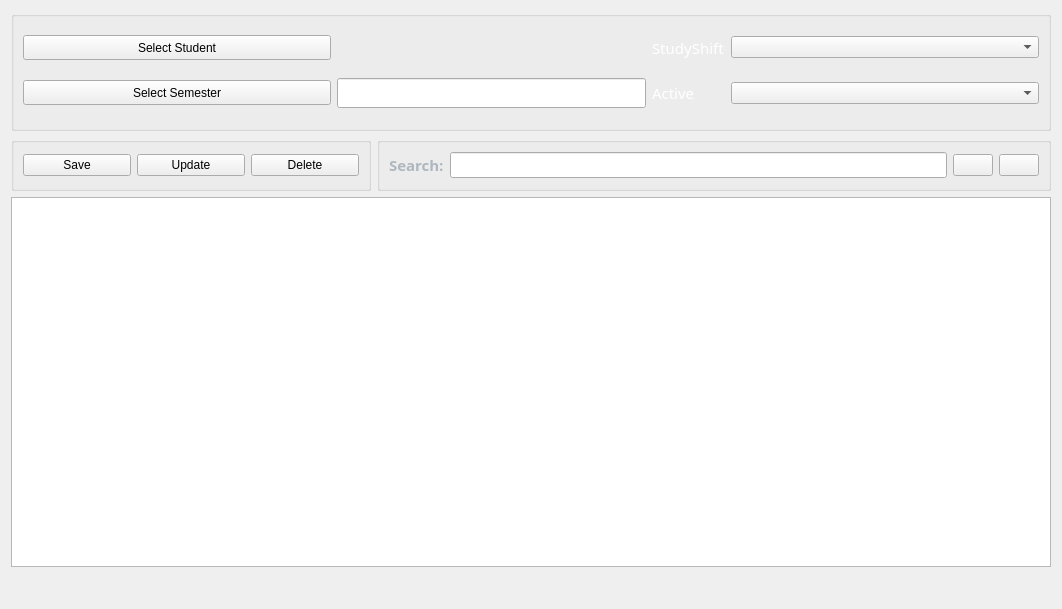
Old version of the form Views/Templates/FrmStudent.ui in the repository JE8879/Python-School-Administration.
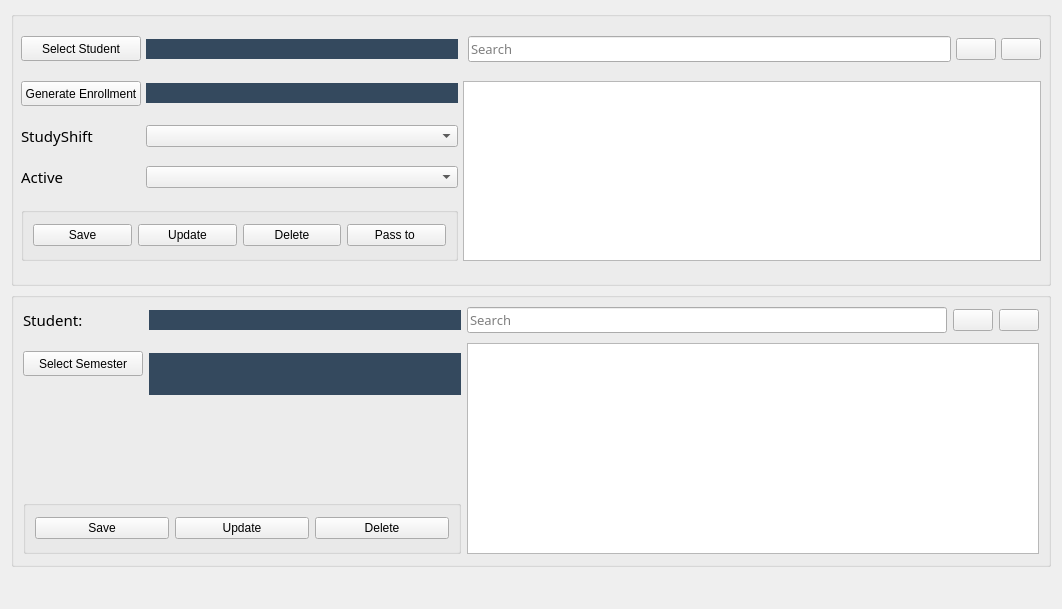
New version of the form. Icons and pictures are not drawn.

Diff of the .ui file:
```diff
--- a/Views/Templates/FrmStudent.ui
+++ b/Views/Templates/FrmStudent.ui
@@ -10,96 +10,24 @@
     <height>609</height>
    </rect>
   </property>
+  <property name="sizePolicy">
+   <sizepolicy hsizetype="Expanding" vsizetype="Expanding">
+    <horstretch>0</horstretch>
+    <verstretch>0</verstretch>
+   </sizepolicy>
+  </property>
   <property name="windowTitle">
    <string>Form</string>
   </property>
-  <layout class="QGridLayout" name="gridLayout_2">
-   <item row="2" column="0" colspan="2">
-    <widget class="QTableWidget" name="TableStudents"/>
-   </item>
-   <item row="1" column="0">
-    <widget class="QGroupBox" name="groupBoxTwo">
-     <property name="minimumSize">
-      <size>
-       <width>360</width>
-       <height>54</height>
-      </size>
-     </property>
-     <property name="title">
-      <string/>
-     </property>
-     <layout class="QGridLayout" name="gridLayout_3">
-      <property name="bottomMargin">
-       <number>9</number>
-      </property>
-      <property name="spacing">
-       <number>6</number>
-      </property>
-      <item row="0" column="0">
-       <widget class="QPushButton" name="BtnSave">
-        <property name="styleSheet">
-         <string notr="true"/>
-        </property>
-        <property name="text">
-         <string>Save</string>
-        </property>
-        <property name="icon">
-         <iconset>
-          <normaloff>../../Assets/Images/IMG-Save.png</normaloff>../../Assets/Images/IMG-Save.png</iconset>
-        </property>
-        <property name="iconSize">
-         <size>
-          <width>32</width>
-          <height>32</height>
-         </size>
-        </property>
-       </widget>
-      </item>
-      <item row="0" column="1">
-       <widget class="QPushButton" name="BtnUpdate">
-        <property name="styleSheet">
-         <string notr="true"/>
-        </property>
-        <property name="text">
-         <string>Update</string>
-        </property>
-        <property name="icon">
-         <iconset>
-          <normaloff>../../Assets/Images/IMG-Update.png</normaloff>../../Assets/Images/IMG-Update.png</iconset>
-        </property>
-        <property name="iconSize">
-         <size>
-          <width>32</width>
-          <height>32</height>
-         </size>
-        </property>
-       </widget>
-      </item>
-      <item row="0" column="2">
-       <widget class="QPushButton" name="BtnDelete">
-        <property name="styleSheet">
-         <string notr="true"/>
-        </property>
-        <property name="text">
-         <string>Delete</string>
-        </property>
-        <property name="icon">
-         <iconset>
-          <normaloff>../../Assets/Images/IMG-Delete.png</normaloff>../../Assets/Images/IMG-Delete.png</iconset>
-        </property>
-        <property name="iconSize">
-         <size>
-          <width>32</width>
-          <height>32</height>
-         </size>
-        </property>
-       </widget>
-      </item>
-     </layout>
-    </widget>
-   </item>
-   <item row="0" column="0" colspan="2">
+  <layout class="QGridLayout" name="gridLayout_6">
+   <item row="0" column="0">
     <widget class="QGroupBox" name="groupBoxOne">
+     <property name="sizePolicy">
+      <sizepolicy hsizetype="Minimum" vsizetype="Preferred">
+       <horstretch>0</horstretch>
+       <verstretch>0</verstretch>
+      </sizepolicy>
+     </property>
      <property name="minimumSize">
       <size>
        <width>1040</width>
@@ -110,41 +38,293 @@
       <string/>
      </property>
      <layout class="QGridLayout" name="gridLayout">
+      <property name="leftMargin">
+       <number>7</number>
+      </property>
       <property name="topMargin">
        <number>0</number>
       </property>
       <property name="rightMargin">
-       <number>9</number>
+       <number>7</number>
       </property>
       <property name="bottomMargin">
        <number>0</number>
       </property>
       <property name="horizontalSpacing">
-       <number>6</number>
+       <number>5</number>
       </property>
       <property name="verticalSpacing">
        <number>0</number>
       </property>
-      <item row="0" column="1">
+      <item row="7" column="0" colspan="2">
+       <widget class="QGroupBox" name="groupBoxTwo">
+        <property name="sizePolicy">
+         <sizepolicy hsizetype="Expanding" vsizetype="Fixed">
+          <horstretch>0</horstretch>
+          <verstretch>0</verstretch>
+         </sizepolicy>
+        </property>
+        <property name="minimumSize">
+         <size>
+          <width>360</width>
+          <height>54</height>
+         </size>
+        </property>
+        <property name="title">
+         <string/>
+        </property>
+        <layout class="QGridLayout" name="gridLayout_2">
+         <item row="0" column="2">
+          <widget class="QPushButton" name="BtnDelete">
+           <property name="styleSheet">
+            <string notr="true"/>
+           </property>
+           <property name="text">
+            <string>Delete</string>
+           </property>
+           <property name="icon">
+            <iconset>
+             <normaloff>../../Assets/Images/IMG-Delete.png</normaloff>../../Assets/Images/IMG-Delete.png</iconset>
+           </property>
+           <property name="iconSize">
+            <size>
+             <width>32</width>
+             <height>32</height>
+            </size>
+           </property>
+          </widget>
+         </item>
+         <item row="0" column="3">
+          <widget class="QPushButton" name="BtnPassStudent">
+           <property name="styleSheet">
+            <string notr="true"/>
+           </property>
+           <property name="text">
+            <string>Pass to </string>
+           </property>
+           <property name="icon">
+            <iconset>
+             <normaloff>../../Assets/Images/IMG-Pass.png</normaloff>../../Assets/Images/IMG-Pass.png</iconset>
+           </property>
+           <property name="iconSize">
+            <size>
+             <width>32</width>
+             <height>32</height>
+            </size>
+           </property>
+          </widget>
+         </item>
+         <item row="0" column="0">
+          <widget class="QPushButton" name="BtnSave">
+           <property name="styleSheet">
+            <string notr="true"/>
+           </property>
+           <property name="text">
+            <string>Save</string>
+           </property>
+           <property name="icon">
+            <iconset>
+             <normaloff>../../Assets/Images/IMG-Save.png</normaloff>../../Assets/Images/IMG-Save.png</iconset>
+           </property>
+           <property name="iconSize">
+            <size>
+             <width>32</width>
+             <height>32</height>
+            </size>
+           </property>
+          </widget>
+         </item>
+         <item row="0" column="1">
+          <widget class="QPushButton" name="BtnUpdateStudent">
+           <property name="text">
+            <string>Update</string>
+           </property>
+           <property name="icon">
+            <iconset>
+             <normaloff>../../Assets/Images/IMG-Update.png</normaloff>../../Assets/Images/IMG-Update.png</iconset>
+           </property>
+           <property name="iconSize">
+            <size>
+             <width>32</width>
+             <height>32</height>
+            </size>
+           </property>
+          </widget>
+         </item>
+        </layout>
+       </widget>
+      </item>
+      <item row="6" column="1">
+       <widget class="QComboBox" name="CboActive">
+        <property name="sizePolicy">
+         <sizepolicy hsizetype="Minimum" vsizetype="Fixed">
+          <horstretch>0</horstretch>
+          <verstretch>0</verstretch>
+         </sizepolicy>
+        </property>
+       </widget>
+      </item>
+      <item row="3" column="3">
+       <widget class="QLineEdit" name="textSearch">
+        <property name="font">
+         <font>
+          <family>Century Gothic</family>
+          <pointsize>10</pointsize>
+         </font>
+        </property>
+        <property name="styleSheet">
+         <string notr="true"/>
+        </property>
+        <property name="placeholderText">
+         <string>Search</string>
+        </property>
+       </widget>
+      </item>
+      <item row="3" column="4">
+       <widget class="QPushButton" name="BtnFiltersStudent">
+        <property name="styleSheet">
+         <string notr="true"/>
+        </property>
+        <property name="text">
+         <string/>
+        </property>
+        <property name="icon">
+         <iconset>
+          <normaloff>../../Assets/Images/IMG-Filter.png</normaloff>../../Assets/Images/IMG-Filter.png</iconset>
+        </property>
+        <property name="iconSize">
+         <size>
+          <width>32</width>
+          <height>32</height>
+         </size>
+        </property>
+       </widget>
+      </item>
+      <item row="4" column="0">
+       <widget class="QPushButton" name="BtnGenerateEnrollment">
+        <property name="minimumSize">
+         <size>
+          <width>0</width>
+          <height>25</height>
+         </size>
+        </property>
+        <property name="text">
+         <string>Generate Enrollment</string>
+        </property>
+       </widget>
+      </item>
+      <item row="3" column="0">
+       <widget class="QPushButton" name="BtnSelectStudent">
+        <property name="sizePolicy">
+         <sizepolicy hsizetype="Minimum" vsizetype="Fixed">
+          <horstretch>0</horstretch>
+          <verstretch>0</verstretch>
+         </sizepolicy>
+        </property>
+        <property name="minimumSize">
+         <size>
+          <width>120</width>
+          <height>25</height>
+         </size>
+        </property>
+        <property name="text">
+         <string>Select Student</string>
+        </property>
+       </widget>
+      </item>
+      <item row="6" column="0">
+       <widget class="QLabel" name="label_3">
+        <property name="font">
+         <font>
+          <family>Century Gothic</family>
+          <pointsize>11</pointsize>
+         </font>
+        </property>
+        <property name="styleSheet">
+         <string notr="true"/>
+        </property>
+        <property name="text">
+         <string>Active</string>
+        </property>
+       </widget>
+      </item>
+      <item row="3" column="1">
        <widget class="QLabel" name="LblStudent">
+        <property name="sizePolicy">
+         <sizepolicy hsizetype="Minimum" vsizetype="Fixed">
+          <horstretch>0</horstretch>
+          <verstretch>0</verstretch>
+         </sizepolicy>
+        </property>
         <property name="font">
          <font>
           <family>Century Gothic</family>
           <pointsize>11</pointsize>
          </font>
         </property>
+        <property name="styleSheet">
+         <string notr="true">background-color: rgb(52, 73, 94);</string>
+        </property>
+        <property name="text">
+         <string/>
+        </property>
+        <property name="alignment">
+         <set>Qt::AlignCenter</set>
+        </property>
+       </widget>
+      </item>
+      <item row="4" column="1">
+       <widget class="QLabel" name="LblEnrollment">
+        <property name="sizePolicy">
+         <sizepolicy hsizetype="Minimum" vsizetype="Fixed">
+          <horstretch>0</horstretch>
+          <verstretch>0</verstretch>
+         </sizepolicy>
+        </property>
+        <property name="minimumSize">
+         <size>
+          <width>312</width>
+          <height>0</height>
+         </size>
+        </property>
+        <property name="font">
+         <font>
+          <family>Century Gothic</family>
+          <pointsize>11</pointsize>
+         </font>
+        </property>
+        <property name="styleSheet">
+         <string notr="true">background-color: rgb(52, 73, 94);</string>
+        </property>
+        <property name="text">
+         <string/>
+        </property>
+        <property name="alignment">
+         <set>Qt::AlignCenter</set>
+        </property>
+       </widget>
+      </item>
+      <item row="3" column="5">
+       <widget class="QPushButton" name="BtnClearFilters">
         <property name="styleSheet">
          <string notr="true"/>
         </property>
         <property name="text">
          <string/>
         </property>
-        <property name="alignment">
-         <set>Qt::AlignCenter</set>
+        <property name="icon">
+         <iconset>
+          <normaloff>../../Assets/Images/IMG-ClearSelection.png</normaloff>../../Assets/Images/IMG-ClearSelection.png</iconset>
+        </property>
+        <property name="iconSize">
+         <size>
+          <width>32</width>
+          <height>32</height>
+         </size>
         </property>
        </widget>
       </item>
-      <item row="0" column="2">
+      <item row="5" column="0">
        <widget class="QLabel" name="label_2">
         <property name="font">
          <font>
@@ -153,188 +333,40 @@
          </font>
         </property>
         <property name="styleSheet">
-         <string notr="true">QLabel
-{  
-	color: rgb(255, 255, 255);
-}</string>
+         <string notr="true"/>
         </property>
         <property name="text">
          <string>StudyShift</string>
         </property>
        </widget>
       </item>
-      <item row="0" column="3">
+      <item row="4" column="2" rowspan="4" colspan="4">
+       <widget class="QTableWidget" name="TableStudents"/>
+      </item>
+      <item row="5" column="1">
        <widget class="QComboBox" name="CboStudy">
         <property name="sizePolicy">
-         <sizepolicy hsizetype="Expanding" vsizetype="Fixed">
+         <sizepolicy hsizetype="Minimum" vsizetype="Fixed">
           <horstretch>0</horstretch>
           <verstretch>0</verstretch>
          </sizepolicy>
         </property>
        </widget>
       </item>
-      <item row="1" column="1">
-       <widget class="QLineEdit" name="textSemester">
-        <property name="font">
-         <font>
-          <family>Century Gothic</family>
-          <pointsize>11</pointsize>
-         </font>
-        </property>
-        <property name="readOnly">
-         <bool>true</bool>
-        </property>
-       </widget>
-      </item>
-      <item row="1" column="2">
-       <widget class="QLabel" name="label_3">
-        <property name="font">
-         <font>
-          <family>Century Gothic</family>
-          <pointsize>11</pointsize>
-         </font>
-        </property>
-        <property name="styleSheet">
-         <string notr="true">QLabel
-{  
-	color: rgb(255, 255, 255);
-}</string>
-        </property>
-        <property name="text">
-         <string>Active</string>
-        </property>
-       </widget>
-      </item>
-      <item row="1" column="0">
-       <widget class="QPushButton" name="BtnSelectSemester">
-        <property name="minimumSize">
-         <size>
-          <width>0</width>
-          <height>25</height>
-         </size>
-        </property>
-        <property name="text">
-         <string>Select Semester</string>
-        </property>
-       </widget>
-      </item>
-      <item row="1" column="3">
-       <widget class="QComboBox" name="CboActive"/>
-      </item>
-      <item row="0" column="0">
-       <widget class="QPushButton" name="BtnSelectStudent">
-        <property name="sizePolicy">
-         <sizepolicy hsizetype="Expanding" vsizetype="Fixed">
-          <horstretch>0</horstretch>
-          <verstretch>0</verstretch>
-         </sizepolicy>
-        </property>
-        <property name="minimumSize">
-         <size>
-          <width>0</width>
-          <height>25</height>
-         </size>
-        </property>
-        <property name="text">
-         <string>Select Student</string>
-        </property>
-       </widget>
-      </item>
      </layout>
     </widget>
    </item>
-   <item row="1" column="1">
-    <widget class="QGroupBox" name="groupBoxThree">
-     <property name="minimumSize">
-      <size>
-       <width>480</width>
-       <height>50</height>
-      </size>
-     </property>
-     <property name="title">
-      <string/>
-     </property>
-     <layout class="QGridLayout" name="gridLayout_4">
-      <item row="0" column="0">
-       <widget class="QLabel" name="label_8">
-        <property name="font">
-         <font>
-          <family>Century Gothic</family>
-          <pointsize>11</pointsize>
-          <weight>75</weight>
-          <bold>true</bold>
-         </font>
-        </property>
-        <property name="styleSheet">
-         <string notr="true">QLabel{
-color: rgb(174, 182, 191);}</string>
-        </property>
-        <property name="text">
-         <string>Search:</string>
-        </property>
-       </widget>
-      </item>
-      <item row="0" column="1">
-       <widget class="QLineEdit" name="textSearch">
-        <property name="font">
-         <font>
-          <family>Century Gothic</family>
-          <pointsize>10</pointsize>
-         </font>
-        </property>
-        <property name="styleSheet">
-         <string notr="true"/>
-        </property>
-       </widget>
-      </item>
-      <item row="0" column="2">
-       <widget class="QPushButton" name="BtnFilters">
-        <property name="styleSheet">
-         <string notr="true"/>
-        </property>
-        <property name="text">
-         <string/>
-        </property>
-        <property name="icon">
-         <iconset>
-          <normaloff>../../Assets/Images/IMG-Filter.png</normaloff>../../Assets/Images/IMG-Filter.png</iconset>
-        </property>
-        <property name="iconSize">
-         <size>
-          <width>32</width>
-          <height>32</height>
-         </size>
-        </property>
-       </widget>
-      </item>
-      <item row="0" column="3">
-       <widget class="QPushButton" name="BtnClearFilters">
-        <property name="styleSheet">
-         <string notr="true"/>
-        </property>
-        <property name="text">
-         <string/>
-        </property>
-        <property name="icon">
-         <iconset>
-          <normaloff>../../Assets/Images/IMG-Delete.png</normaloff>../../Assets/Images/IMG-Delete.png</iconset>
-        </property>
-        <property name="iconSize">
-         <size>
-          <width>32</width>
-          <height>32</height>
-         </size>
-        </property>
-       </widget>
-      </item>
-     </layout>
-    </widget>
-   </item>
-   <item row="3" column="0" colspan="2">
+   <item row="2" column="0">
     <widget class="QLabel" name="LblMessage">
-     <property name="minimumSize">
+     <property name="sizePolicy">
+      <sizepolicy hsizetype="Expanding" vsizetype="Minimum">
+       <horstretch>0</horstretch>
+       <verstretch>0</verstretch>
+      </sizepolicy>
+     </property>
+     <property name="maximumSize">
       <size>
-       <width>0</width>
+       <width>16777215</width>
        <height>25</height>
       </size>
      </property>
@@ -352,6 +384,289 @@
      </property>
     </widget>
    </item>
+   <item row="1" column="0">
+    <widget class="QGroupBox" name="groupBoxFour">
+     <property name="sizePolicy">
+      <sizepolicy hsizetype="Minimum" vsizetype="Preferred">
+       <horstretch>0</horstretch>
+       <verstretch>0</verstretch>
+      </sizepolicy>
+     </property>
+     <property name="title">
+      <string/>
+     </property>
+     <layout class="QGridLayout" name="gridLayout_5">
+      <property name="bottomMargin">
+       <number>10</number>
+      </property>
+      <property name="horizontalSpacing">
+       <number>6</number>
+      </property>
+      <property name="verticalSpacing">
+       <number>10</number>
+      </property>
+      <item row="1" column="2" rowspan="3" colspan="3">
+       <widget class="QTableWidget" name="TableStudentSemester">
+        <property name="sizePolicy">
+         <sizepolicy hsizetype="Expanding" vsizetype="Expanding">
+          <horstretch>0</horstretch>
+          <verstretch>0</verstretch>
+         </sizepolicy>
+        </property>
+        <property name="minimumSize">
+         <size>
+          <width>0</width>
+          <height>150</height>
+         </size>
+        </property>
+       </widget>
+      </item>
+      <item row="0" column="1">
+       <widget class="QLabel" name="LblStudentSemester">
+        <property name="sizePolicy">
+         <sizepolicy hsizetype="Minimum" vsizetype="Fixed">
+          <horstretch>0</horstretch>
+          <verstretch>0</verstretch>
+         </sizepolicy>
+        </property>
+        <property name="minimumSize">
+         <size>
+          <width>312</width>
+          <height>0</height>
+         </size>
+        </property>
+        <property name="font">
+         <font>
+          <family>Century Gothic</family>
+          <pointsize>11</pointsize>
+         </font>
+        </property>
+        <property name="styleSheet">
+         <string notr="true">background-color: rgb(52, 73, 94);</string>
+        </property>
+        <property name="text">
+         <string/>
+        </property>
+        <property name="alignment">
+         <set>Qt::AlignCenter</set>
+        </property>
+       </widget>
+      </item>
+      <item row="3" column="0" colspan="2">
+       <widget class="QGroupBox" name="groupBoxThree">
+        <property name="sizePolicy">
+         <sizepolicy hsizetype="Expanding" vsizetype="Fixed">
+          <horstretch>0</horstretch>
+          <verstretch>0</verstretch>
+         </sizepolicy>
+        </property>
+        <property name="minimumSize">
+         <size>
+          <width>360</width>
+          <height>54</height>
+         </size>
+        </property>
+        <property name="title">
+         <string/>
+        </property>
+        <layout class="QGridLayout" name="gridLayout_3">
+         <property name="verticalSpacing">
+          <number>3</number>
+         </property>
+         <item row="0" column="2">
+          <widget class="QPushButton" name="BtnDeleteStudentSemester">
+           <property name="styleSheet">
+            <string notr="true"/>
+           </property>
+           <property name="text">
+            <string>Delete</string>
+           </property>
+           <property name="icon">
+            <iconset>
+             <normaloff>../../Assets/Images/IMG-Delete.png</normaloff>../../Assets/Images/IMG-Delete.png</iconset>
+           </property>
+           <property name="iconSize">
+            <size>
+             <width>32</width>
+             <height>32</height>
+            </size>
+           </property>
+          </widget>
+         </item>
+         <item row="0" column="1">
+          <widget class="QPushButton" name="BtnUpdateSemester">
+           <property name="text">
+            <string>Update</string>
+           </property>
+           <property name="icon">
+            <iconset>
+             <normaloff>../../Assets/Images/IMG-Update.png</normaloff>../../Assets/Images/IMG-Update.png</iconset>
+           </property>
+           <property name="iconSize">
+            <size>
+             <width>32</width>
+             <height>32</height>
+            </size>
+           </property>
+          </widget>
+         </item>
+         <item row="0" column="0">
+          <widget class="QPushButton" name="BtnSaveSemester">
+           <property name="styleSheet">
+            <string notr="true"/>
+           </property>
+           <property name="text">
+            <string>Save</string>
+           </property>
+           <property name="icon">
+            <iconset>
+             <normaloff>../../Assets/Images/IMG-Save.png</normaloff>../../Assets/Images/IMG-Save.png</iconset>
+           </property>
+           <property name="iconSize">
+            <size>
+             <width>32</width>
+             <height>32</height>
+            </size>
+           </property>
+          </widget>
+         </item>
+        </layout>
+       </widget>
+      </item>
+      <item row="0" column="2">
+       <widget class="QLineEdit" name="textSearchStuSemester">
+        <property name="font">
+         <font>
+          <family>Century Gothic</family>
+          <pointsize>10</pointsize>
+         </font>
+        </property>
+        <property name="styleSheet">
+         <string notr="true"/>
+        </property>
+        <property name="placeholderText">
+         <string>Search</string>
+        </property>
+       </widget>
+      </item>
+      <item row="1" column="0">
+       <widget class="QPushButton" name="BtnSelectSemester">
+        <property name="sizePolicy">
+         <sizepolicy hsizetype="Maximum" vsizetype="Fixed">
+          <horstretch>0</horstretch>
+          <verstretch>0</verstretch>
+         </sizepolicy>
+        </property>
+        <property name="minimumSize">
+         <size>
+          <width>120</width>
+          <height>25</height>
+         </size>
+        </property>
+        <property name="text">
+         <string>Select Semester</string>
+        </property>
+       </widget>
+      </item>
+      <item row="0" column="0">
+       <widget class="QLabel" name="label_4">
+        <property name="font">
+         <font>
+          <family>Century Gothic</family>
+          <pointsize>11</pointsize>
+         </font>
+        </property>
+        <property name="styleSheet">
+         <string notr="true"/>
+        </property>
+        <property name="text">
+         <string>Student:</string>
+        </property>
+       </widget>
+      </item>
+      <item row="0" column="3">
+       <widget class="QPushButton" name="BtnFiltersSemester">
+        <property name="styleSheet">
+         <string notr="true"/>
+        </property>
+        <property name="text">
+         <string/>
+        </property>
+        <property name="icon">
+         <iconset>
+          <normaloff>../../Assets/Images/IMG-Filter.png</normaloff>../../Assets/Images/IMG-Filter.png</iconset>
+        </property>
+        <property name="iconSize">
+         <size>
+          <width>32</width>
+          <height>32</height>
+         </size>
+        </property>
+       </widget>
+      </item>
+      <item row="0" column="4">
+       <widget class="QPushButton" name="BtnClearFiltersSemester">
+        <property name="styleSheet">
+         <string notr="true"/>
+        </property>
+        <property name="text">
+         <string/>
+        </property>
+        <property name="icon">
+         <iconset>
+          <normaloff>../../Assets/Images/IMG-ClearSelection.png</normaloff>../../Assets/Images/IMG-ClearSelection.png</iconset>
+        </property>
+        <property name="iconSize">
+         <size>
+          <width>32</width>
+          <height>32</height>
+         </size>
+        </property>
+       </widget>
+      </item>
+      <item row="1" column="1">
+       <widget class="QLabel" name="LblSemester">
+        <property name="sizePolicy">
+         <sizepolicy hsizetype="Minimum" vsizetype="Fixed">
+          <horstretch>0</horstretch>
+          <verstretch>0</verstretch>
+         </sizepolicy>
+        </property>
+        <property name="minimumSize">
+         <size>
+          <width>312</width>
+          <height>42</height>
+         </size>
+        </property>
+        <property name="maximumSize">
+         <size>
+          <width>16777215</width>
+          <height>21</height>
+         </size>
+        </property>
+        <property name="font">
+         <font>
+          <family>Century Gothic</family>
+          <pointsize>11</pointsize>
+         </font>
+        </property>
+        <property name="styleSheet">
+         <string notr="true">background-color: rgb(52, 73, 94);</string>
+        </property>
+        <property name="text">
+         <string/>
+        </property>
+        <property name="alignment">
+         <set>Qt::AlignCenter</set>
+        </property>
+        <property name="wordWrap">
+         <bool>true</bool>
+        </property>
+       </widget>
+      </item>
+     </layout>
+    </widget>
+   </item>
   </layout>
  </widget>
  <tabstops>
```
Left out of the diff: 10 changed lines with no effect on the pictures.
